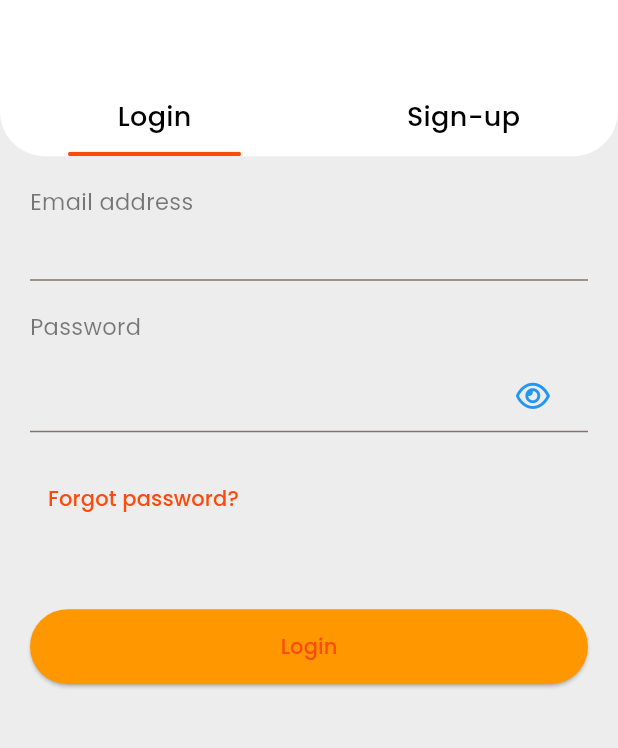
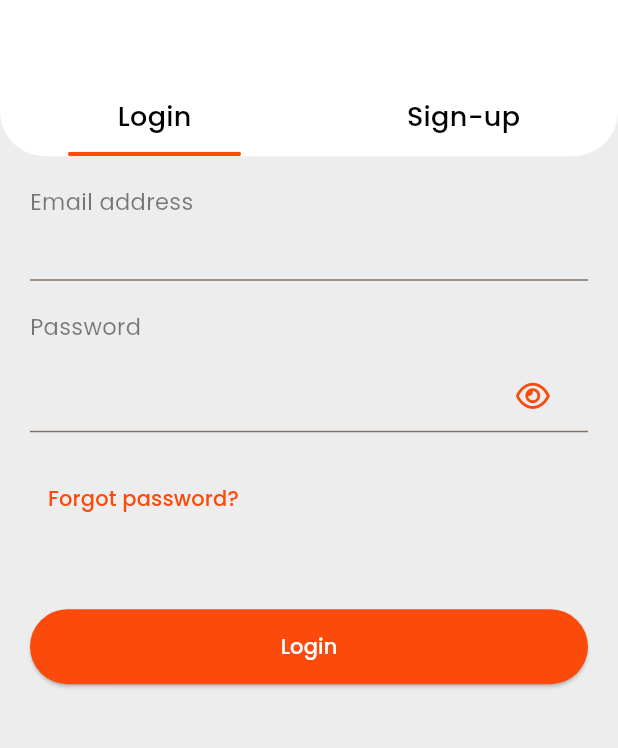
Before and after one commit to theshotayoboluwatife/bostan_abula_spot, a Flutter app: the screen it shows after launch, on a phone screen of 412 x 824 dp, the part 400-1148 px from its top. Run offline on Flutter 3.47's test engine with Material 3 defaults, Android fonts, the phone set to English and light mode, and no system bars; our stand-ins replace font_awesome_flutter, gap, go_router; project files that could hold a hidden picture were left out.

Commit message:
themed  login form

```diff
--- a/lib/features/authentication/presentation/widgets/login_form.dart
+++ b/lib/features/authentication/presentation/widgets/login_form.dart
@@ -63,10 +63,10 @@ class _LoginFormState extends State<LoginForm> {
             height: 50,
             child: ElevatedButton(
               onPressed: () {},
-              style: ElevatedButton.styleFrom(backgroundColor: Colors.orange),
+              style: ElevatedButton.styleFrom(backgroundColor: Color(0xffFA4A0C)),
               child: const CustomText(
                 text: 'Login',
-                color: Color(0xffFA4A0C),
+                color: Colors.white,
               ),
             ),
           ),
--- a/lib/features/authentication/presentation/widgets/text_fields.dart
+++ b/lib/features/authentication/presentation/widgets/text_fields.dart
@@ -32,7 +32,7 @@ class _EmailTextField extends State<EmailTextField> {
       decoration: const InputDecoration(
         isDense: true,
         focusedBorder: UnderlineInputBorder(
-          borderSide: BorderSide(color: Colors.orange),
+          borderSide: BorderSide(color: Color(0xffFA4A0C), width: 2),
         ),
       ),
     );
@@ -82,13 +82,13 @@ class _PasswordTextFieldState extends State<PasswordTextField>
             padding: const EdgeInsets.symmetric(vertical: 15),
             child: FaIcon(
               isVisible ? FontAwesomeIcons.eyeSlash : FontAwesomeIcons.eye,
-              color: Colors.blue,
+              color: const Color(0xffFA4A0C),
               size: 20,
             ),
           ),
         ),
         focusedBorder: const UnderlineInputBorder(
-          borderSide: BorderSide(color: Colors.orange),
+          borderSide: BorderSide(color: Color(0xffFA4A0C), width: 2),
         ),
       ),
     );
```
